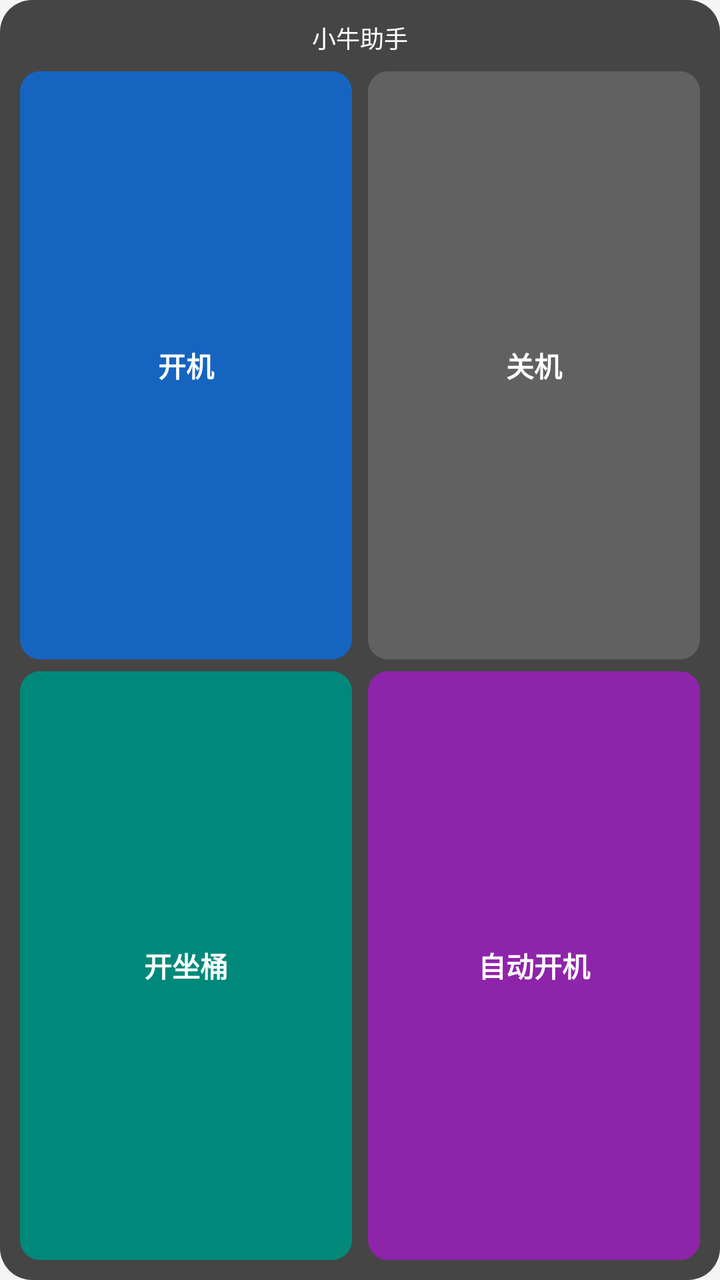
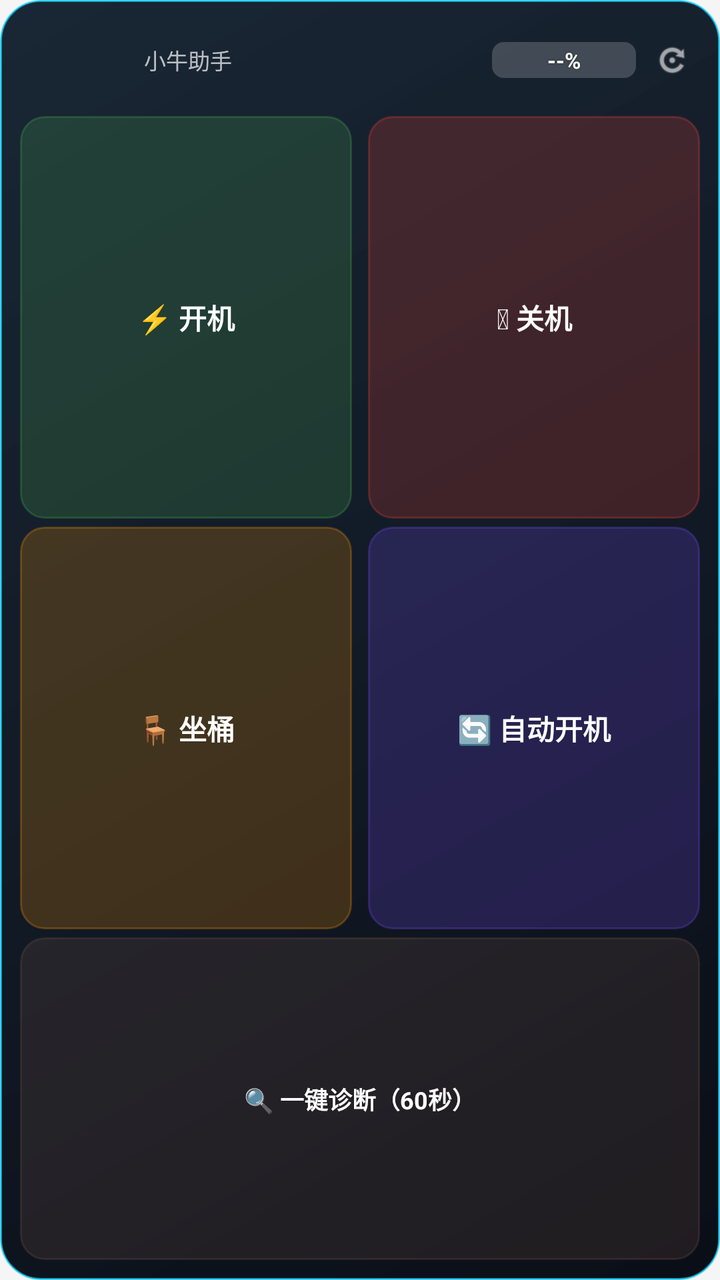

Before-and-after screenshots of an Android layout around one commit, followed by the original layout XML and the change that was made.
<!-- AndroidManifest.xml: application theme AppTheme -->
<!-- res/layout/widget_niu.xml -->
<?xml version="1.0" encoding="utf-8"?>
<LinearLayout xmlns:android="http://schemas.android.com/apk/res/android"
    android:layout_width="match_parent"
    android:layout_height="match_parent"
    android:orientation="vertical"
    android:background="@drawable/bg_widget"
    android:padding="10dp">

    
    <TextView
        android:id="@+id/tv_widget_status"
        android:layout_width="match_parent"
        android:layout_height="wrap_content"
        android:text="小牛助手"
        android:textSize="12sp"
        android:textColor="#FFFFFF"
        android:gravity="center"
        android:layout_marginBottom="8dp"
        android:singleLine="true"
        android:ellipsize="end"/>

    
    <LinearLayout
        android:layout_width="match_parent"
        android:layout_height="0dp"
        android:layout_weight="1"
        android:orientation="horizontal"
        android:layout_marginBottom="6dp">
        <TextView
            android:id="@+id/btn_widget_on"
            android:layout_width="0dp"
            android:layout_height="match_parent"
            android:layout_weight="1"
            android:text="开机"
            android:textSize="14sp"
            android:textStyle="bold"
            android:textColor="#FFFFFF"
            android:gravity="center"
            android:background="@drawable/bg_widget_btn_on"
            android:layout_marginEnd="4dp"
            android:clickable="true"
            android:focusable="true"/>
        <TextView
            android:id="@+id/btn_widget_off"
            android:layout_width="0dp"
            android:layout_height="match_parent"
            android:layout_weight="1"
            android:text="关机"
            android:textSize="14sp"
            android:textStyle="bold"
            android:textColor="#FFFFFF"
            android:gravity="center"
            android:background="@drawable/bg_widget_btn_off"
            android:layout_marginStart="4dp"
            android:clickable="true"
            android:focusable="true"/>
    </LinearLayout>

    
    <LinearLayout
        android:layout_width="match_parent"
        android:layout_height="0dp"
        android:layout_weight="1"
        android:orientation="horizontal">
        <TextView
            android:id="@+id/btn_widget_seat"
            android:layout_width="0dp"
            android:layout_height="match_parent"
            android:layout_weight="1"
            android:text="开坐桶"
            android:textSize="14sp"
            android:textStyle="bold"
            android:textColor="#FFFFFF"
            android:gravity="center"
            android:background="@drawable/bg_widget_btn_seat"
            android:layout_marginEnd="4dp"
            android:clickable="true"
            android:focusable="true"/>
        <TextView
            android:id="@+id/btn_widget_auto"
            android:layout_width="0dp"
            android:layout_height="match_parent"
            android:layout_weight="1"
            android:text="自动开机"
            android:textSize="14sp"
            android:textStyle="bold"
            android:textColor="#FFFFFF"
            android:gravity="center"
            android:background="@drawable/bg_widget_btn_auto"
            android:layout_marginStart="4dp"
            android:clickable="true"
            android:focusable="true"/>
    </LinearLayout>
</LinearLayout>
<!-- resources referenced by this layout -->
<resources>
  <!-- drawable bg_widget (drawable) -->
  <?xml version="1.0" encoding="utf-8"?>
  <shape xmlns:android="http://schemas.android.com/apk/res/android" android:shape="rectangle">
      <solid android:color="#CC1A1A1A"/>
      <corners android:radius="16dp"/>
  </shape>
  <!-- drawable bg_widget_btn_auto (drawable) -->
  <?xml version="1.0" encoding="utf-8"?>
  <selector xmlns:android="http://schemas.android.com/apk/res/android">
      <item android:state_pressed="true">
          <shape android:shape="rectangle"><solid android:color="#6A1B9A"/><corners android:radius="10dp"/></shape>
      </item>
      <item>
          <shape android:shape="rectangle"><solid android:color="#8E24AA"/><corners android:radius="10dp"/></shape>
      </item>
  </selector>
  <!-- drawable bg_widget_btn_off (drawable) -->
  <?xml version="1.0" encoding="utf-8"?>
  <selector xmlns:android="http://schemas.android.com/apk/res/android">
      <item android:state_pressed="true">
          <shape android:shape="rectangle"><solid android:color="#424242"/><corners android:radius="10dp"/></shape>
      </item>
      <item>
          <shape android:shape="rectangle"><solid android:color="#616161"/><corners android:radius="10dp"/></shape>
      </item>
  </selector>
  <!-- drawable bg_widget_btn_on (drawable) -->
  <?xml version="1.0" encoding="utf-8"?>
  <selector xmlns:android="http://schemas.android.com/apk/res/android">
      <item android:state_pressed="true">
          <shape android:shape="rectangle"><solid android:color="#0D47A1"/><corners android:radius="10dp"/></shape>
      </item>
      <item>
          <shape android:shape="rectangle"><solid android:color="#1565C0"/><corners android:radius="10dp"/></shape>
      </item>
  </selector>
  <!-- drawable bg_widget_btn_seat (drawable) -->
  <?xml version="1.0" encoding="utf-8"?>
  <selector xmlns:android="http://schemas.android.com/apk/res/android">
      <item android:state_pressed="true">
          <shape android:shape="rectangle"><solid android:color="#00695C"/><corners android:radius="10dp"/></shape>
      </item>
      <item>
          <shape android:shape="rectangle"><solid android:color="#00897B"/><corners android:radius="10dp"/></shape>
      </item>
  </selector>
  <style name="AppTheme" parent="Theme.MaterialComponents.DayNight.NoActionBar">
          <item name="colorPrimary">@color/niu_primary</item>
          <item name="colorPrimaryDark">@color/niu_primary_dark</item>
          <item name="colorAccent">@color/niu_primary</item>
          <item name="android:windowBackground">@color/niu_bg</item>
          <item name="android:statusBarColor">@color/niu_bg</item>
          <item name="android:windowLightStatusBar">true</item>
      </style>
  <color name="niu_primary">#1565C0</color>
  <color name="niu_primary_dark">#0D47A1</color>
  <color name="niu_bg">#F5F5F5</color>
</resources>

<!-- the commit's change to res/layout/widget_niu.xml (unified diff, before → after) -->
@@ -7,17 +7,77 @@
     android:padding="10dp">
 
     
-    <TextView
-        android:id="@+id/tv_widget_status"
+    <LinearLayout
         android:layout_width="match_parent"
         android:layout_height="wrap_content"
-        android:text="小牛助手"
-        android:textSize="12sp"
-        android:textColor="#FFFFFF"
-        android:gravity="center"
-        android:layout_marginBottom="8dp"
-        android:singleLine="true"
-        android:ellipsize="end"/>
+        android:orientation="horizontal"
+        android:gravity="center_vertical"
+        android:layout_marginBottom="8dp">
+
+        <ImageView
+            android:id="@+id/iv_widget_car"
+            android:layout_width="56dp"
+            android:layout_height="40dp"
+            android:scaleType="fitCenter"
+            android:layout_marginEnd="6dp"/>
+
+        <TextView
+            android:id="@+id/tv_widget_status"
+            android:layout_width="0dp"
+            android:layout_height="wrap_content"
+            android:layout_weight="1"
+            android:text="小牛助手"
+            android:textSize="11sp"
+            android:textColor="#B3FFFFFF"
+            android:singleLine="true"
+            android:ellipsize="end"/>
+
+        
+        <FrameLayout
+            android:layout_width="72dp"
+            android:layout_height="wrap_content"
+            android:layout_marginHorizontal="4dp">
+
+            <ProgressBar
+                android:id="@+id/pb_widget_battery"
+                style="?android:attr/progressBarStyleHorizontal"
+                android:layout_width="match_parent"
+                android:layout_height="18dp"
+                android:max="100"
+                android:progress="0"
+                android:progressDrawable="@drawable/bg_battery_progress"
+                android:indeterminate="false"/>
+
+            <TextView
+                android:id="@+id/tv_widget_battery"
+                android:layout_width="wrap_content"
+                android:layout_height="wrap_content"
+                android:layout_gravity="center"
+                android:text="--%"
+                android:textSize="11sp"
+                android:textStyle="bold"
+                android:textColor="#FFFFFF"
+                android:shadowColor="#80000000"
+                android:shadowDx="0"
+                android:shadowDy="0"
+                android:shadowRadius="2"/>
+        </FrameLayout>
+
+        <LinearLayout
+            android:id="@+id/btn_widget_refresh"
+            android:layout_width="28dp"
+            android:layout_height="28dp"
+            android:gravity="center"
+            android:background="?attr/selectableItemBackgroundBorderless"
+            android:clickable="true"
+            android:focusable="true">
+            <ImageView
+                android:layout_width="18dp"
+                android:layout_height="18dp"
+                android:src="@android:drawable/ic_menu_rotate"
+                android:tint="#80FFFFFF"/>
+        </LinearLayout>
+    </LinearLayout>
 
     
     <LinearLayout
@@ -25,13 +85,13 @@
         android:layout_height="0dp"
         android:layout_weight="1"
         android:orientation="horizontal"
-        android:layout_marginBottom="6dp">
+        android:layout_marginBottom="4dp">
         <TextView
             android:id="@+id/btn_widget_on"
             android:layout_width="0dp"
             android:layout_height="match_parent"
             android:layout_weight="1"
-            android:text="开机"
+            android:text="⚡ 开机"
             android:textSize="14sp"
             android:textStyle="bold"
             android:textColor="#FFFFFF"
@@ -45,7 +105,7 @@
             android:layout_width="0dp"
             android:layout_height="match_parent"
             android:layout_weight="1"
-            android:text="关机"
+            android:text="⏻ 关机"
             android:textSize="14sp"
             android:textStyle="bold"
             android:textColor="#FFFFFF"
@@ -61,13 +121,14 @@
         android:layout_width="match_parent"
         android:layout_height="0dp"
         android:layout_weight="1"
-        android:orientation="horizontal">
+        android:orientation="horizontal"
+        android:layout_marginBottom="4dp">
         <TextView
             android:id="@+id/btn_widget_seat"
             android:layout_width="0dp"
             android:layout_height="match_parent"
             android:layout_weight="1"
-            android:text="开坐桶"
+            android:text="🪑 坐桶"
             android:textSize="14sp"
             android:textStyle="bold"
             android:textColor="#FFFFFF"
@@ -81,7 +142,7 @@
             android:layout_width="0dp"
             android:layout_height="match_parent"
             android:layout_weight="1"
-            android:text="自动开机"
+            android:text="🔄 自动开机"
             android:textSize="14sp"
             android:textStyle="bold"
             android:textColor="#FFFFFF"
@@ -91,4 +152,19 @@
             android:clickable="true"
             android:focusable="true"/>
     </LinearLayout>
+
+    
+    <TextView
+        android:id="@+id/btn_widget_diagnostic"
+        android:layout_width="match_parent"
+        android:layout_height="0dp"
+        android:layout_weight="0.8"
+        android:text="🔍 一键诊断（60秒）"
+        android:textSize="12sp"
+        android:textStyle="bold"
+        android:textColor="#FFFFFF"
+        android:gravity="center"
+        android:background="@drawable/bg_widget_btn_diagnostic"
+        android:clickable="true"
+        android:focusable="true"/>
 </LinearLayout>
<!-- resource entries referenced after the edit -->
@@ -1,51 +1,95 @@
 <!-- resources referenced by this layout -->
 <resources>
+  <!-- drawable bg_battery_progress (drawable) -->
+  <?xml version="1.0" encoding="utf-8"?>
+  <layer-list xmlns:android="http://schemas.android.com/apk/res/android">
+      
+      <item android:id="@android:id/background">
+          <shape android:shape="rectangle">
+              <solid android:color="#30FFFFFF"/>
+              <corners android:radius="6dp"/>
+          </shape>
+      </item>
+      
+      <item android:id="@android:id/progress">
+          <clip>
+              <shape android:shape="rectangle">
+                  <solid android:color="#FF4CAF50"/>
+                  <corners android:radius="6dp"/>
+              </shape>
+          </clip>
+      </item>
+  </layer-list>
   <!-- drawable bg_widget (drawable) -->
   <?xml version="1.0" encoding="utf-8"?>
-  <shape xmlns:android="http://schemas.android.com/apk/res/android" android:shape="rectangle">
-      <solid android:color="#CC1A1A1A"/>
-      <corners android:radius="16dp"/>
-  </shape>
+  <layer-list xmlns:android="http://schemas.android.com/apk/res/android">
+      <item>
+          <shape android:shape="rectangle">
+              <gradient android:startColor="#FF0A0E17" android:endColor="#F20D1B2A" android:angle="135"/>
+              <corners android:radius="20dp"/>
+              <stroke android:width="1dp" android:color="#AA00D4FF"/>
+          </shape>
+      </item>
+  </layer-list>
   <!-- drawable bg_widget_btn_auto (drawable) -->
   <?xml version="1.0" encoding="utf-8"?>
-  <selector xmlns:android="http://schemas.android.com/apk/res/android">
-      <item android:state_pressed="true">
-          <shape android:shape="rectangle"><solid android:color="#6A1B9A"/><corners android:radius="10dp"/></shape>
+  
+  <ripple xmlns:android="http://schemas.android.com/apk/res/android" android:color="#66FFFFFF">
+      <item>
+          <shape android:shape="rectangle">
+              <solid android:color="#337C4DFF"/>
+              <corners android:radius="12dp"/>
+              <stroke android:width="1dp" android:color="#447C4DFF"/>
+          </shape>
       </item>
+  </ripple>
+  <!-- drawable bg_widget_btn_diagnostic (drawable) -->
+  <?xml version="1.0" encoding="utf-8"?>
+  <ripple xmlns:android="http://schemas.android.com/apk/res/android" android:color="#66FFFFFF">
       <item>
-          <shape android:shape="rectangle"><solid android:color="#8E24AA"/><corners android:radius="10dp"/></shape>
+          <shape android:shape="rectangle">
+              <solid android:color="#33795548"/>
+              <corners android:radius="12dp"/>
+              <stroke android:width="1dp" android:color="#44795548"/>
+          </shape>
       </item>
-  </selector>
+  </ripple>
   <!-- drawable bg_widget_btn_off (drawable) -->
   <?xml version="1.0" encoding="utf-8"?>
-  <selector xmlns:android="http://schemas.android.com/apk/res/android">
-      <item android:state_pressed="true">
-          <shape android:shape="rectangle"><solid android:color="#424242"/><corners android:radius="10dp"/></shape>
+  
+  <ripple xmlns:android="http://schemas.android.com/apk/res/android" android:color="#66FFFFFF">
+      <item>
+          <shape android:shape="rectangle">
+              <solid android:color="#33F44336"/>
+              <corners android:radius="12dp"/>
+              <stroke android:width="1dp" android:color="#44F44336"/>
+          </shape>
       </item>
-      <item>
-          <shape android:shape="rectangle"><solid android:color="#616161"/><corners android:radius="10dp"/></shape>
-      </item>
-  </selector>
+  </ripple>
   <!-- drawable bg_widget_btn_on (drawable) -->
   <?xml version="1.0" encoding="utf-8"?>
-  <selector xmlns:android="http://schemas.android.com/apk/res/android">
-      <item android:state_pressed="true">
-          <shape android:shape="rectangle"><solid android:color="#0D47A1"/><corners android:radius="10dp"/></shape>
+  
+  <ripple xmlns:android="http://schemas.android.com/apk/res/android" android:color="#66FFFFFF">
+      <item>
+          <shape android:shape="rectangle">
+              <solid android:color="#334CAF50"/>
+              <corners android:radius="12dp"/>
+              <stroke android:width="1dp" android:color="#444CAF50"/>
+          </shape>
       </item>
-      <item>
-          <shape android:shape="rectangle"><solid android:color="#1565C0"/><corners android:radius="10dp"/></shape>
-      </item>
-  </selector>
+  </ripple>
   <!-- drawable bg_widget_btn_seat (drawable) -->
   <?xml version="1.0" encoding="utf-8"?>
-  <selector xmlns:android="http://schemas.android.com/apk/res/android">
-      <item android:state_pressed="true">
-          <shape android:shape="rectangle"><solid android:color="#00695C"/><corners android:radius="10dp"/></shape>
+  
+  <ripple xmlns:android="http://schemas.android.com/apk/res/android" android:color="#66FFFFFF">
+      <item>
+          <shape android:shape="rectangle">
+              <solid android:color="#33FF9800"/>
+              <corners android:radius="12dp"/>
+              <stroke android:width="1dp" android:color="#44FF9800"/>
+          </shape>
       </item>
-      <item>
-          <shape android:shape="rectangle"><solid android:color="#00897B"/><corners android:radius="10dp"/></shape>
-      </item>
-  </selector>
+  </ripple>
   <style name="AppTheme" parent="Theme.MaterialComponents.DayNight.NoActionBar">
           <item name="colorPrimary">@color/niu_primary</item>
           <item name="colorPrimaryDark">@color/niu_primary_dark</item>
